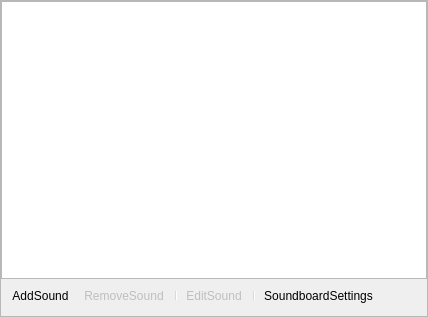
Qt form src/forms/Soundboard.ui (KOALLAN/obs-soundboard) before a commit.
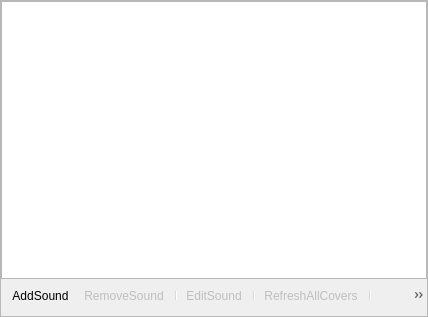
The same form after that commit. Icons and pictures are not drawn. Custom widgets are drawn as their Qt base class.

Commit message: Add automatic cover matching and missing audio recovery

What changed in the file:
```diff
--- a/src/forms/Soundboard.ui
+++ b/src/forms/Soundboard.ui
@@ -88,6 +88,8 @@
         <addaction name="separator"/>
         <addaction name="actionEdit"/>
         <addaction name="separator"/>
+		<addaction name="actionRefreshCovers"/>
+		<addaction name="separator"/>
         <addaction name="actionSettings"/>
        </widget>
       </item>
@@ -172,6 +174,20 @@
     <string>icon-gear</string>
    </property>
   </action>
+	<action name="actionRefreshCovers">
+	 <property name="enabled">
+	  <bool>false</bool>
+	 </property>
+	 <property name="text">
+	  <string>RefreshAllCovers</string>
+	 </property>
+	 <property name="toolTip">
+	  <string>RefreshAllCovers</string>
+	 </property>
+	 <property name="iconVisibleInMenu">
+	  <bool>true</bool>
+	 </property>
+	</action>
  </widget>
  <customwidgets>
   <customwidget>
```
The commit also changes 7 other files.
